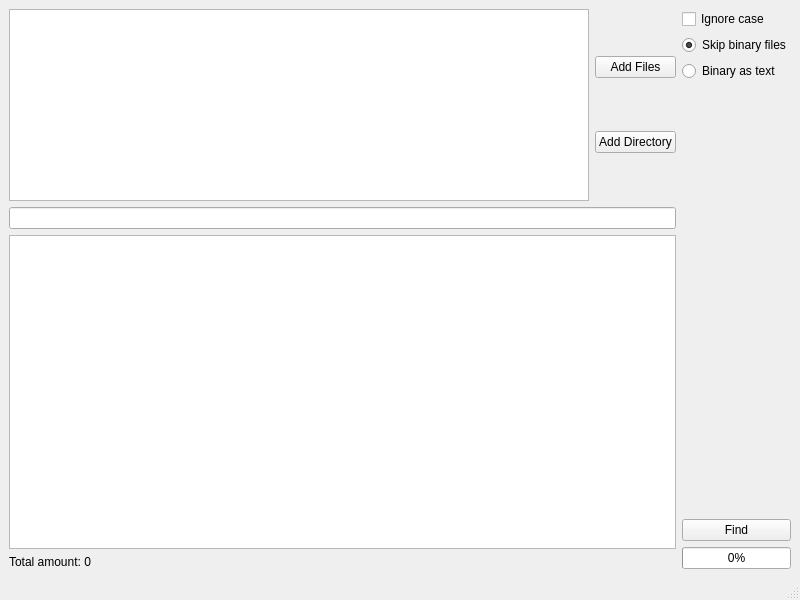
Above: src/gui/mainwindow.ui from AnatoliiShablov/grep before the change. Below: the same form after it.
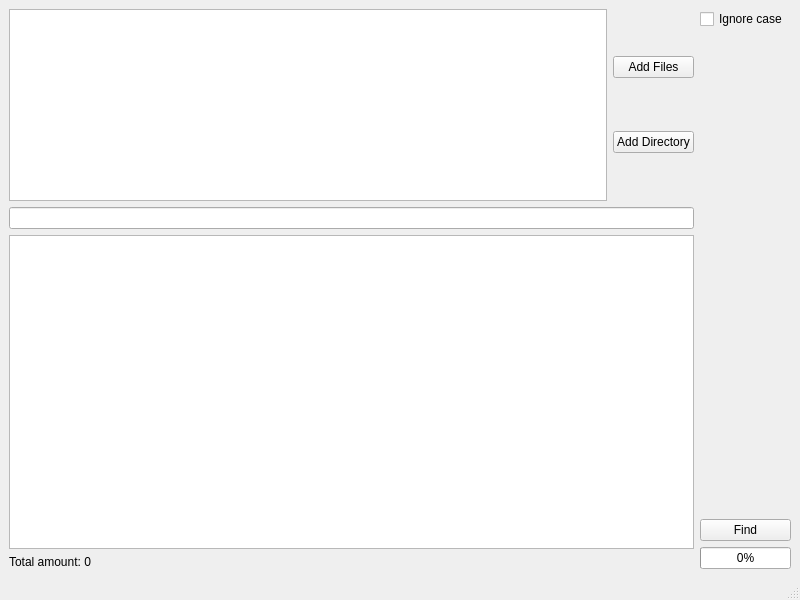
That is the form after the change.

```diff
--- a/src/gui/mainwindow.ui
+++ b/src/gui/mainwindow.ui
@@ -86,29 +86,6 @@
         </property>
        </widget>
       </item>
-      <item>
-       <widget class="QRadioButton" name="skip_bin">
-        <property name="text">
-         <string>Skip binary files</string>
-        </property>
-        <property name="checked">
-         <bool>true</bool>
-        </property>
-        <property name="autoExclusive">
-         <bool>true</bool>
-        </property>
-       </widget>
-      </item>
-      <item>
-       <widget class="QRadioButton" name="text_bin">
-        <property name="text">
-         <string>Binary as text</string>
-        </property>
-        <property name="autoExclusive">
-         <bool>true</bool>
-        </property>
-       </widget>
-      </item>
       <item>
        <spacer name="verticalSpacer">
         <property name="orientation">
```
